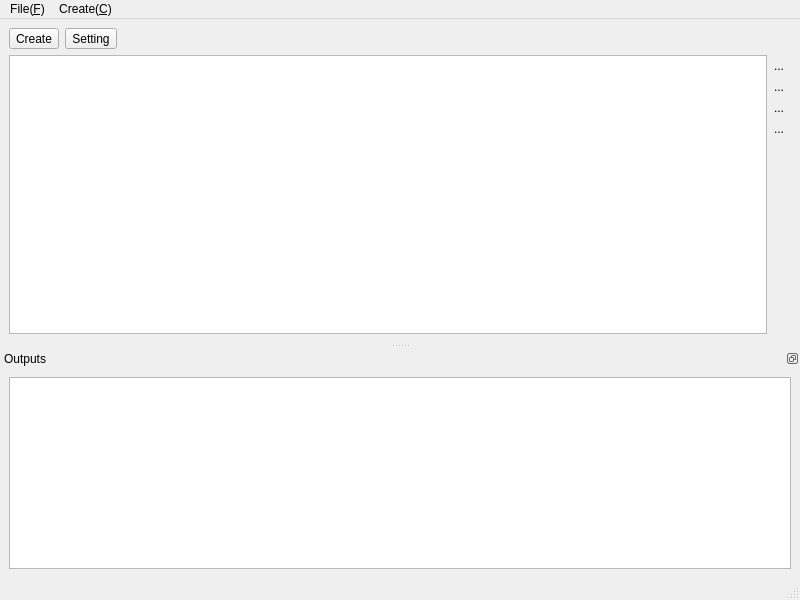
First picture: the form in sphinx_explorer/main_window.ui, repository pashango2/sphinx-explorer, before the edit.
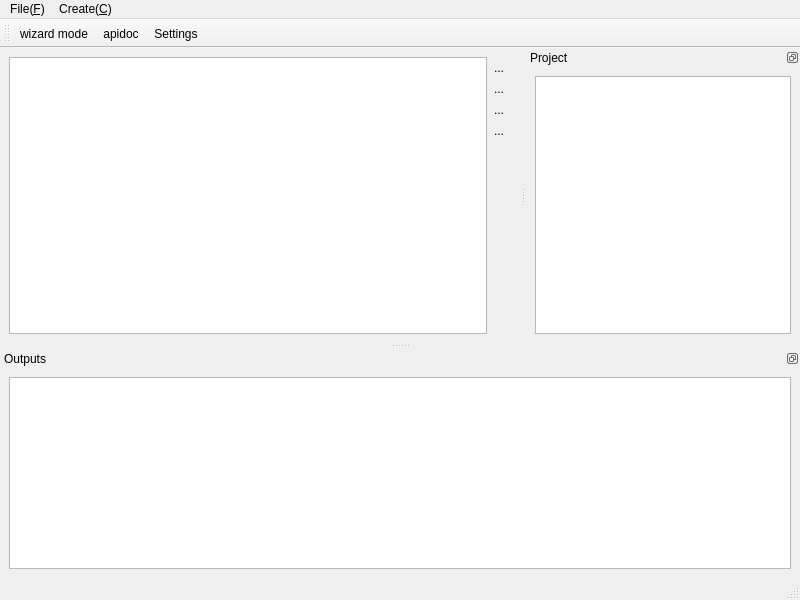
Second picture: the form after the edit. Custom widgets are drawn as their Qt base class.

Commit message: chage layout

What changed in the file:
```diff
--- a/sphinx_explorer/main_window.ui
+++ b/sphinx_explorer/main_window.ui
@@ -15,43 +15,6 @@
   </property>
   <widget class="QWidget" name="centralwidget">
    <layout class="QVBoxLayout" name="verticalLayout">
-    <item>
-     <layout class="QHBoxLayout" name="horizontalLayout">
-      <item>
-       <widget class="QToolButton" name="tool_button_quick_start">
-        <property name="text">
-         <string>Create</string>
-        </property>
-        <property name="toolButtonStyle">
-         <enum>Qt::ToolButtonTextBesideIcon</enum>
-        </property>
-       </widget>
-      </item>
-      <item>
-       <widget class="QToolButton" name="tool_setting">
-        <property name="text">
-         <string>Setting</string>
-        </property>
-        <property name="toolButtonStyle">
-         <enum>Qt::ToolButtonTextBesideIcon</enum>
-        </property>
-       </widget>
-      </item>
-      <item>
-       <spacer name="horizontalSpacer">
-        <property name="orientation">
-         <enum>Qt::Horizontal</enum>
-        </property>
-        <property name="sizeHint" stdset="0">
-         <size>
-          <width>40</width>
-          <height>20</height>
-         </size>
-        </property>
-       </spacer>
-      </item>
-     </layout>
-    </item>
     <item>
      <layout class="QHBoxLayout" name="horizontalLayout_2">
       <property name="spacing">
@@ -184,6 +147,38 @@
     </layout>
    </widget>
   </widget>
+  <widget class="QDockWidget" name="dockWidget_2">
+   <property name="features">
+    <set>QDockWidget::DockWidgetFloatable|QDockWidget::DockWidgetMovable</set>
+   </property>
+   <property name="windowTitle">
+    <string>Project</string>
+   </property>
+   <attribute name="dockWidgetArea">
+    <number>2</number>
+   </attribute>
+   <widget class="QWidget" name="dockWidgetContents_3">
+    <layout class="QVBoxLayout" name="verticalLayout_4">
+     <item>
+      <widget class="QTreeView" name="treeView"/>
+     </item>
+    </layout>
+   </widget>
+  </widget>
+  <widget class="QToolBar" name="toolBar">
+   <property name="windowTitle">
+    <string>toolBar</string>
+   </property>
+   <attribute name="toolBarArea">
+    <enum>TopToolBarArea</enum>
+   </attribute>
+   <attribute name="toolBarBreak">
+    <bool>false</bool>
+   </attribute>
+   <addaction name="action_wizard"/>
+   <addaction name="action_apidoc"/>
+   <addaction name="action_settings"/>
+  </widget>
   <action name="action_add_document">
    <property name="text">
     <string>Add Document</string>
```
The commit also changes 2 other files.
